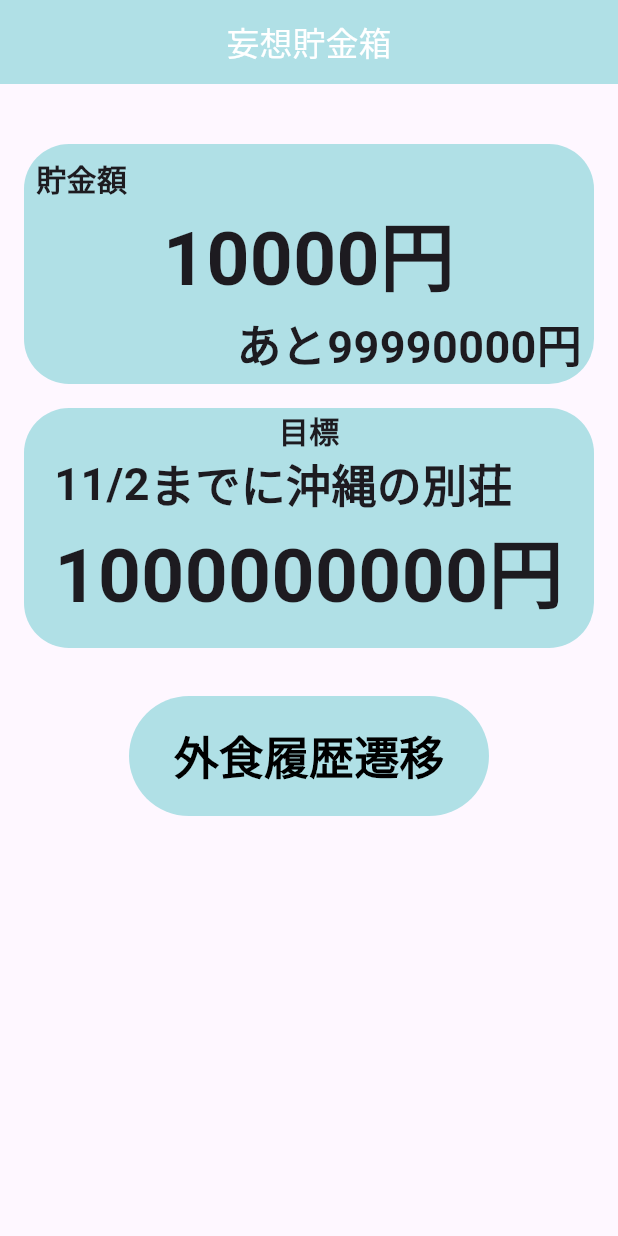
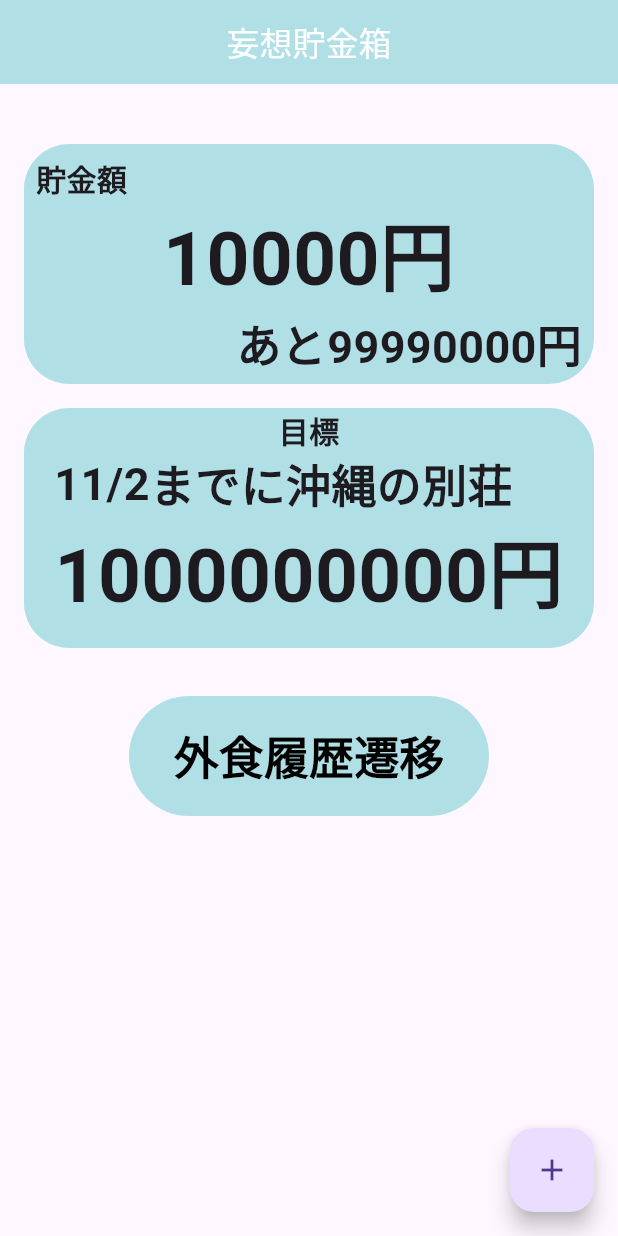
Before and after one commit to ironmax123/delusion_deposit, a Flutter app: the screen it shows after launch, on a phone screen of 412 x 824 dp. Run offline on Flutter 3.47's test engine with Material 3 defaults, Android fonts, the phone set to English and light mode, and no system bars.

Commit message:
floatingActionButtonの追加

```diff
--- a/lib/pages/home/home.dart
+++ b/lib/pages/home/home.dart
@@ -147,5 +147,11 @@ class HomePage extends StatelessWidget {
             ],
           ),
         ),
+        floatingActionButton: FloatingActionButton(
+          onPressed: () {
+            // アクションを記述
+          },
+          child: const Icon(Icons.add),
+        ),
       );
 }
```
